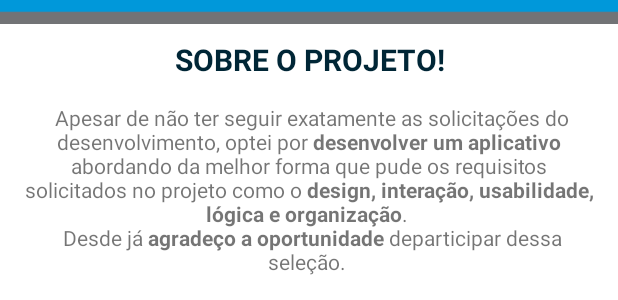
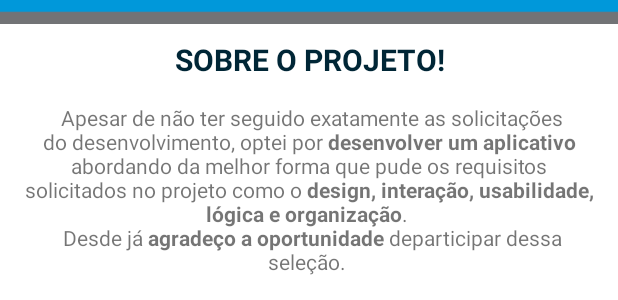
Before and after one commit to darlanaraujo/AppGeoInova, an Android app: the layout activity_tela_video.xml on its own in the app's theme, with its tools: preview values and no code run, on a phone screen of 412 x 824 dp. Shown: the part 176-476 px from the top of the screen. Run offline under Robolectric (Android 15) with nearby library versions, the light colour scheme and no system bars; plain views replace YouTubePlayerView.

Commit message:
Gerando APK

```diff
--- a/app/src/main/res/values/strings.xml
+++ b/app/src/main/res/values/strings.xml
@@ -37,7 +37,7 @@
     <string name="btn_limpar">Limpar</string>
     <string name="titulo_video">SOBRE O PROJETO!</string>
     <string name="txt_agradecimento">
-        Apesar de não ter seguir exatamente as solicitações do desenvolvimento, optei por <b>desenvolver
+        Apesar de não ter seguido exatamente as solicitações do desenvolvimento, optei por <b>desenvolver
         um aplicativo</b> abordando da melhor forma que pude os requisitos solicitados no projeto como o
         <b>design, interação, usabilidade, lógica e organização</b>. \n
         Desde já <b>agradeço a oportunidade</b> departicipar dessa seleção.
```
Also changed, not shown: 4 other files.
